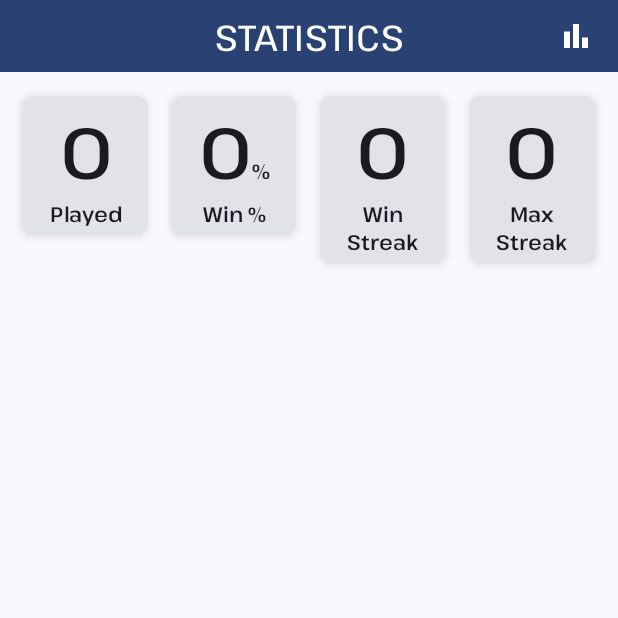
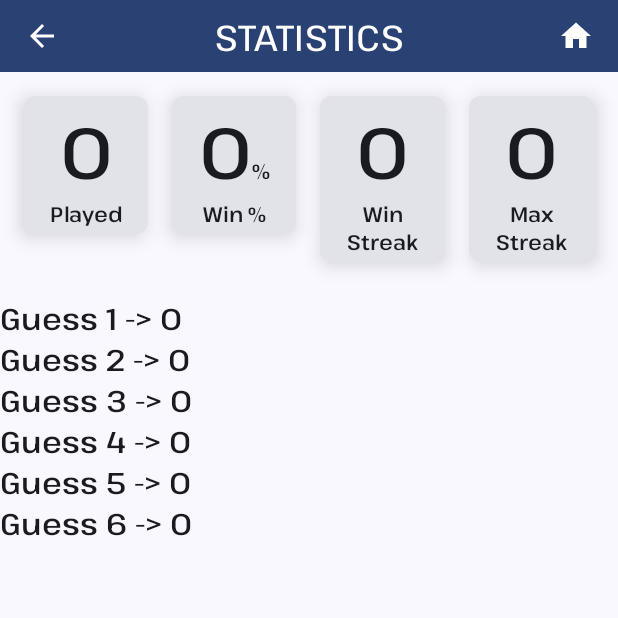
Before and after one commit to sooshil/MyWordle, an Android app built with Jetpack Compose: the StatsScreen screen opened through its navigation route, on a phone screen of 412 x 824 dp, the top half of it. Run offline under Robolectric (Android 15) with nearby library versions, the phone set to English and light mode, and no system bars; our stand-ins replace Dagger/Hilt's generated code, Room's generated code.

```diff
--- a/app/src/main/java/com/sukajee/wordle/db/WordleDao.kt
+++ b/app/src/main/java/com/sukajee/wordle/db/WordleDao.kt
@@ -23,4 +23,7 @@ interface WordleDao {
 
     @Query("SELECT COUNT(isSolved) FROM wordle_entries WHERE isSolved = 1")
     suspend fun getWonCount(): Int
+
+    @Query("SELECT * FROM wordle_entries WHERE isSolved = 1")
+    suspend fun getPlayedWordStat(): List<WordleEntry>
 }
--- a/app/src/main/java/com/sukajee/wordle/repository/BaseRepository.kt
+++ b/app/src/main/java/com/sukajee/wordle/repository/BaseRepository.kt
@@ -12,4 +12,5 @@ interface BaseRepository {
     suspend fun deleteAllWords()
 
     suspend fun getWonCount(): Int?
+    suspend fun getPlayedWordStat(): List<WordleEntry>
 }
--- a/app/src/main/java/com/sukajee/wordle/repository/WordleRepository.kt
+++ b/app/src/main/java/com/sukajee/wordle/repository/WordleRepository.kt
@@ -33,6 +33,8 @@ class WordleRepository @Inject constructor(
 
     override suspend fun getWonCount(): Int = dao.getWonCount()
 
+    override suspend fun getPlayedWordStat(): List<WordleEntry> = dao.getPlayedWordStat()
+
     private fun readFromAsset(context: Context, fileName: String): List<String> {
         try {
             val inputStream: InputStream = context.assets.open(fileName)
--- a/app/src/main/java/com/sukajee/wordle/ui/components/Keyboard.kt
+++ b/app/src/main/java/com/sukajee/wordle/ui/components/Keyboard.kt
@@ -1,5 +1,6 @@
 package com.sukajee.wordle.ui.components
 
+import android.media.MediaPlayer
 import androidx.compose.foundation.background
 import androidx.compose.foundation.border
 import androidx.compose.foundation.clickable
@@ -23,7 +24,9 @@ import androidx.compose.ui.Alignment
 import androidx.compose.ui.Modifier
 import androidx.compose.ui.draw.clip
 import androidx.compose.ui.graphics.Color
+import androidx.compose.ui.platform.LocalContext
 import androidx.compose.ui.unit.dp
+import com.sukajee.wordle.R
 import com.sukajee.wordle.ui.KeyState
 import com.sukajee.wordle.util.getKeyColor
 
--- a/app/src/main/java/com/sukajee/wordle/ui/components/StatsItem.kt
+++ b/app/src/main/java/com/sukajee/wordle/ui/components/StatsItem.kt
@@ -1,5 +1,10 @@
 package com.sukajee.wordle.ui.components
 
+import androidx.compose.animation.core.FastOutLinearInEasing
+import androidx.compose.animation.core.LinearOutSlowInEasing
+import androidx.compose.animation.core.animateIntAsState
+import androidx.compose.animation.core.animateValueAsState
+import androidx.compose.animation.core.tween
 import androidx.compose.foundation.layout.Column
 import androidx.compose.foundation.layout.fillMaxWidth
 import androidx.compose.foundation.layout.padding
@@ -8,6 +13,7 @@ import androidx.compose.material3.Card
 import androidx.compose.material3.CardDefaults
 import androidx.compose.material3.Text
 import androidx.compose.runtime.Composable
+import androidx.compose.runtime.getValue
 import androidx.compose.ui.Alignment
 import androidx.compose.ui.Modifier
 import androidx.compose.ui.text.SpanStyle
@@ -23,14 +29,21 @@ fun StatsItem(
     stat: Stat,
     withPercent: Boolean = false
 ) {
+    val value by animateIntAsState(
+        targetValue = stat.value.toInt(),
+        animationSpec = tween(
+            durationMillis = 2000,
+            easing = FastOutLinearInEasing
+        )
+    )
     Card(
         modifier = modifier.padding(8.dp),
-        elevation = CardDefaults.cardElevation(4.dp),
+        elevation = CardDefaults.cardElevation(8.dp),
         shape = RoundedCornerShape(8.dp)
     ) {
         val text = if (withPercent) {
             buildAnnotatedString {
-                append(stat.value)
+                append(value.toString())
                 withStyle(
                     style = SpanStyle(
                         fontSize = 14.sp
@@ -39,10 +52,12 @@ fun StatsItem(
                     append("%")
                 }
             }
-        } else buildAnnotatedString { append(stat.value) }
+        } else buildAnnotatedString { append(value.toString()) }
 
         Column(
-            modifier = Modifier.fillMaxWidth().padding(4.dp),
+            modifier = Modifier
+                .fillMaxWidth()
+                .padding(4.dp),
             horizontalAlignment = Alignment.CenterHorizontally
         ) {
             Text(
--- a/app/src/main/java/com/sukajee/wordle/ui/components/TopBar.kt
+++ b/app/src/main/java/com/sukajee/wordle/ui/components/TopBar.kt
@@ -1,13 +1,12 @@
 package com.sukajee.wordle.ui.components
 
-import android.widget.Toast
 import androidx.compose.foundation.layout.Box
 import androidx.compose.foundation.layout.fillMaxHeight
 import androidx.compose.foundation.layout.fillMaxWidth
 import androidx.compose.foundation.layout.height
 import androidx.compose.material.icons.Icons
-import androidx.compose.material.icons.filled.Add
-import androidx.compose.material.icons.filled.Share
+import androidx.compose.material.icons.filled.ArrowBack
+import androidx.compose.material.icons.filled.Home
 import androidx.compose.material3.CenterAlignedTopAppBar
 import androidx.compose.material3.ExperimentalMaterial3Api
 import androidx.compose.material3.Icon
@@ -23,12 +22,14 @@ import androidx.compose.ui.res.painterResource
 import androidx.compose.ui.unit.dp
 import androidx.compose.ui.unit.sp
 import com.sukajee.wordle.R
+import com.sukajee.wordle.navigation.Screen
 
 @OptIn(ExperimentalMaterial3Api::class)
 @Composable
 fun TopBar(
     modifier: Modifier = Modifier,
     title: String,
+    screenName: Screen,
     titleColor: Color = MaterialTheme.colorScheme.onPrimary,
     backgroundColor: Color = MaterialTheme.colorScheme.primary,
     onClick: () -> Unit = { }
@@ -53,14 +54,59 @@ fun TopBar(
             containerColor = backgroundColor,
             titleContentColor = titleColor
         ),
+        navigationIcon = {
+            if (screenName != Screen.HomeScreen) {
+                IconButton(onClick = onClick) {
+                    Icon(
+                        imageVector = Icons.Default.ArrowBack,
+                        contentDescription = "Back",
+                        tint = MaterialTheme.colorScheme.onPrimary
+                    )
+                }
+            }
+        },
         actions = {
-            IconButton(onClick = onClick) {
-                Icon(
-                    painter = painterResource(id = R.drawable.statistics),
-                    contentDescription = "Add Items",
-                    tint = MaterialTheme.colorScheme.onPrimary
-                )
+            when (screenName) {
+                Screen.HelpScreen -> {}
+                Screen.HomeScreen -> {
+                    TopBarIcons.HomeScreen.icons?.let {
+                        it.forEach {
+                            IconButton(onClick = onClick) {
+                                Icon(
+                                    painter = painterResource(id = it),
+                                    contentDescription = "See statistics",
+                                    tint = MaterialTheme.colorScheme.onPrimary
+                                )
+                            }
+                        }
+                    } ?: kotlin.run {
+                        IconButton(onClick = onClick) {
+                            Icon(
+                                painter = painterResource(id = R.drawable.statistics),
+                                contentDescription = "See statistics",
+                                tint = MaterialTheme.colorScheme.onPrimary
+                            )
+                        }
+                    }
+                }
+
+                Screen.SettingsScreen -> {}
+
+                Screen.StatsScreen -> {
+                    IconButton(onClick = onClick) {
+                        Icon(
+                            imageVector = Icons.Default.Home,
+                            contentDescription = "See statistics",
+                            tint = MaterialTheme.colorScheme.onPrimary
+                        )
+                    }
+                }
             }
         },
     )
 }
+
+sealed class TopBarIcons(val icons: List<Int>?) {
+    object Statistics : TopBarIcons(icons = listOf(R.drawable.statistics))
+    object HomeScreen : TopBarIcons(icons = null)
+}
--- a/app/src/main/java/com/sukajee/wordle/ui/screens/mainscreen/MainScreen.kt
+++ b/app/src/main/java/com/sukajee/wordle/ui/screens/mainscreen/MainScreen.kt
@@ -1,6 +1,10 @@
 package com.sukajee.wordle.ui.screens.mainscreen
 
+import android.content.Context
 import android.content.res.Configuration
+import android.media.AudioManager
+import android.media.MediaPlayer
+import android.view.SoundEffectConstants
 import androidx.compose.foundation.background
 import androidx.compose.foundation.border
 import androidx.compose.foundation.clickable
@@ -36,6 +40,7 @@ import androidx.compose.ui.ExperimentalComposeUiApi
 import androidx.compose.ui.Modifier
 import androidx.compose.ui.draw.clip
 import androidx.compose.ui.platform.LocalConfiguration
+import androidx.compose.ui.platform.LocalContext
 import androidx.compose.ui.res.pluralStringResource
 import androidx.compose.ui.res.stringResource
 import androidx.compose.ui.unit.dp
@@ -103,7 +108,10 @@ fun StateLessMainScreen(
                     .clickable {
                         shouldShowWord = !shouldShowWord
                     },
-                title = if (shouldShowWord) currentWord else "Word No - ${state.currentWordNumber.toString().padWithZeros()}",
+                title = if (shouldShowWord) currentWord else "Word No - ${
+                    state.currentWordNumber.toString().padWithZeros()
+                }",
+                screenName = Screen.HomeScreen,
                 onClick = onMenuClick
             )
         }
@@ -131,6 +139,7 @@ fun StateLessMainScreen(
                         },
                         onDismiss = { }
                     )
+
                     is ErrorType.WordLengthNotValid -> CustomDialog(
                         animatingIconPath = R.raw.warning,
                         title = stringResource(id = R.string.incorrect_word_length),
@@ -160,8 +169,9 @@ fun StateLessMainScreen(
                     CustomDialog(
                         animatingIconPath = if (won) R.raw.checkmark else R.raw.crossmark,
                         title = stringResource(id = if (won) Strings.getPositiveStrings() else Strings.getNegativeStrings()),
-                        message = if (won) stringResource(id =  Strings.wordFoundMessage()) else stringResource(
-                            id = Strings.wordNotFoundMessage(), currentWord),
+                        message = if (won) stringResource(id = Strings.wordFoundMessage()) else stringResource(
+                            id = Strings.wordNotFoundMessage(), currentWord
+                        ),
                         positiveButtonText = stringResource(id = R.string.ok),
                         onPositiveButtonClick = {
                             onEvent(
@@ -208,6 +218,8 @@ fun PortraitMainScreen(
             .verticalScroll(state = rememberScrollState()),
         horizontalAlignment = CenterHorizontally
     ) {
+        val context = LocalContext.current
+        val audioManager = context.getSystemService(Context.AUDIO_SERVICE) as AudioManager
         Column {
             Spacer(modifier = Modifier.height(32.dp))
             repeat(6) { eachRow ->
@@ -242,8 +254,14 @@ fun PortraitMainScreen(
         Spacer(modifier = Modifier.weight(1f))
         Keyboard(
             keyState = keyState,
-            onKey = { onEvent(WordleEvent.OnKey(it)) },
-            onBackSpace = { onEvent(WordleEvent.OnBackSpace) }
+            onKey = {
+                audioManager.playSoundEffect(AudioManager.FX_KEY_CLICK,1.0f)
+                onEvent(WordleEvent.OnKey(it))
+            },
+            onBackSpace = {
+                audioManager.playSoundEffect(AudioManager.FX_KEYPRESS_DELETE,1.0f)
+                onEvent(WordleEvent.OnBackSpace)
+            }
         )
         Row(
             modifier = Modifier.fillMaxWidth(),
--- a/app/src/main/java/com/sukajee/wordle/ui/screens/statsscreen/StatsScreen.kt
+++ b/app/src/main/java/com/sukajee/wordle/ui/screens/statsscreen/StatsScreen.kt
@@ -9,6 +9,7 @@ import androidx.compose.foundation.layout.height
 import androidx.compose.foundation.layout.padding
 import androidx.compose.material3.ExperimentalMaterial3Api
 import androidx.compose.material3.Scaffold
+import androidx.compose.material3.Text
 import androidx.compose.runtime.Composable
 import androidx.compose.runtime.collectAsState
 import androidx.compose.runtime.getValue
@@ -18,6 +19,7 @@ import androidx.compose.ui.res.stringResource
 import androidx.compose.ui.unit.dp
 import androidx.navigation.NavController
 import com.sukajee.wordle.R
+import com.sukajee.wordle.navigation.Screen
 import com.sukajee.wordle.ui.components.Stat
 import com.sukajee.wordle.ui.components.StatsItem
 import com.sukajee.wordle.ui.components.TopBar
@@ -28,21 +30,29 @@ fun StatsScreen(
     statsViewModel: StatsViewModel
 ) {
     val stats by statsViewModel.statUiState.collectAsState()
-    StateLessStatsScreen(stats = stats)
+    StateLessStatsScreen(
+        stats = stats,
+        onClick = {
+            navController.popBackStack()
+        }
+    )
 }
 
 @OptIn(ExperimentalMaterial3Api::class)
 @Composable
 fun StateLessStatsScreen(
     modifier: Modifier = Modifier,
-    stats: StatsUiState
+    stats: StatsUiState,
+    onClick: () -> Unit
 ) {
     Scaffold(
         modifier = modifier
             .fillMaxSize(),
         topBar = {
             TopBar(
-                title = stringResource(id = R.string.statistics).uppercase()
+                title = stringResource(id = R.string.statistics).uppercase(),
+                screenName = Screen.StatsScreen,
+                onClick = onClick
             )
         }
     ) { padding ->
@@ -66,7 +76,9 @@ fun StatisticsRow(
     modifier: Modifier = Modifier
 ) {
     Row(
-        modifier.fillMaxWidth().padding(horizontal = 8.dp)
+        modifier
+            .fillMaxWidth()
+            .padding(horizontal = 8.dp)
     ) {
         val winPercent = if (stats.playStats.playedCount == 0) {
             0.toString()
@@ -111,5 +123,9 @@ fun GuessDistribution(
     modifier: Modifier = Modifier,
     stats: StatsUiState
 ) {
-
+    Column {
+        stats.guesses.forEach { (key, value) ->
+            Text(text = "Guess $key -> $value")
+        }
+    }
 }
--- a/app/src/main/java/com/sukajee/wordle/ui/screens/statsscreen/StatsViewModel.kt
+++ b/app/src/main/java/com/sukajee/wordle/ui/screens/statsscreen/StatsViewModel.kt
@@ -4,6 +4,7 @@ import android.content.SharedPreferences
 import android.util.Log
 import androidx.lifecycle.ViewModel
 import androidx.lifecycle.viewModelScope
+import com.sukajee.wordle.model.WordleEntry
 import com.sukajee.wordle.repository.BaseRepository
 import com.sukajee.wordle.util.CURRENT_STREAK_COUNT
 import com.sukajee.wordle.util.MAX_STREAK_COUNT
@@ -22,6 +23,8 @@ class StatsViewModel @Inject constructor(
 ) : ViewModel() {
 
     private var won = 0
+    private val playedWords: MutableList<WordleEntry> = mutableListOf()
+    private val guesses = mutableMapOf<Int, Int>()
 
     private val _statUiState = MutableStateFlow(StatsUiState())
     val statUiState = _statUiState.asStateFlow()
@@ -29,6 +32,7 @@ class StatsViewModel @Inject constructor(
     init {
         viewModelScope.launch {
             won = repository.getWonCount() ?: 0
+            playedWords.addAll(repository.getPlayedWordStat())
             updateUiState()
         }
     }
@@ -37,6 +41,10 @@ class StatsViewModel @Inject constructor(
         val played = sharedPreferences.getInt(PLAYED_WORD_COUNT, 0)
         val currentStreak = sharedPreferences.getInt(CURRENT_STREAK_COUNT, 0)
         val maxStreak = sharedPreferences.getInt(MAX_STREAK_COUNT, 0)
+
+        for (i in 1..6) {
+            guesses[i] = playedWords.count { it.attempt == i}
+        }
         _statUiState.update { currentState ->
             Log.d("TAG", "StatsViewModel: won = $won")
             currentState.copy(
@@ -45,7 +53,8 @@ class StatsViewModel @Inject constructor(
                     wonCount = won,
                     currentStreak = currentStreak,
                     maxStreak = maxStreak
-                )
+                ),
+                guesses = guesses
             )
         }
     }
--- a/app/src/main/java/com/sukajee/wordle/util/Constants.kt
+++ b/app/src/main/java/com/sukajee/wordle/util/Constants.kt
@@ -7,3 +7,4 @@ const val PLAYED_WORD_COUNT = "played_word_count"
 const val CURRENT_STREAK_COUNT = "current_streak"
 const val MAX_STREAK_COUNT = "max_streak"
 const val MAXIMUM_WORD_COUNT = 1200
+const val KEY_SOUND_ENABLED = "key_sound_enabled"
```
